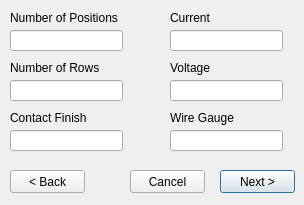
Old version of the form AltiumPartsDB/connector_dlg.ui in the repository fierst/parts-db-editor.
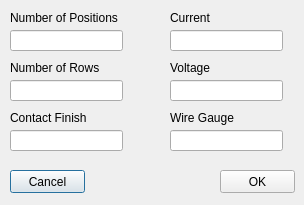
New version of the form.

```diff
--- a/AltiumPartsDB/connector_dlg.ui
+++ b/AltiumPartsDB/connector_dlg.ui
@@ -151,23 +151,10 @@
     </rect>
    </property>
   </widget>
-  <widget class="QPushButton" name="btn_next">
-   <property name="geometry">
-    <rect>
-     <x>220</x>
-     <y>170</y>
-     <width>75</width>
-     <height>23</height>
-    </rect>
-   </property>
-   <property name="text">
-    <string>Next &gt;</string>
-   </property>
-  </widget>
   <widget class="QPushButton" name="btn_cancel">
    <property name="geometry">
     <rect>
-     <x>130</x>
+     <x>10</x>
      <y>170</y>
      <width>75</width>
      <height>23</height>
@@ -180,14 +167,14 @@
   <widget class="QPushButton" name="btn_back">
    <property name="geometry">
     <rect>
-     <x>10</x>
+     <x>220</x>
      <y>170</y>
      <width>75</width>
      <height>23</height>
     </rect>
    </property>
    <property name="text">
-    <string>&lt; Back</string>
+    <string>OK</string>
    </property>
   </widget>
  </widget>
```
Left out of the diff: 18 changed lines with no effect on the pictures.
